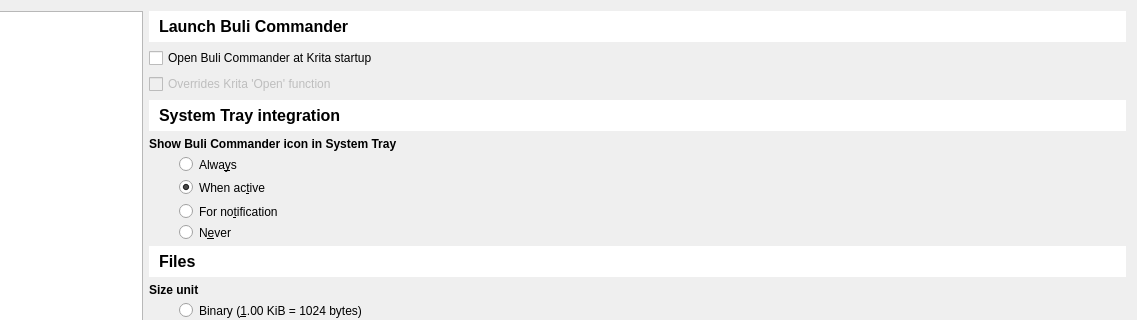
Above: bulicommander/bulicommander/bc/resources/bcsettings.ui from Grum999/BuliCommander before the change; both pictures show x 93 to 1230 and y 0 to 320 of the 1230 by 840 pixel window. Below: the same form after it.
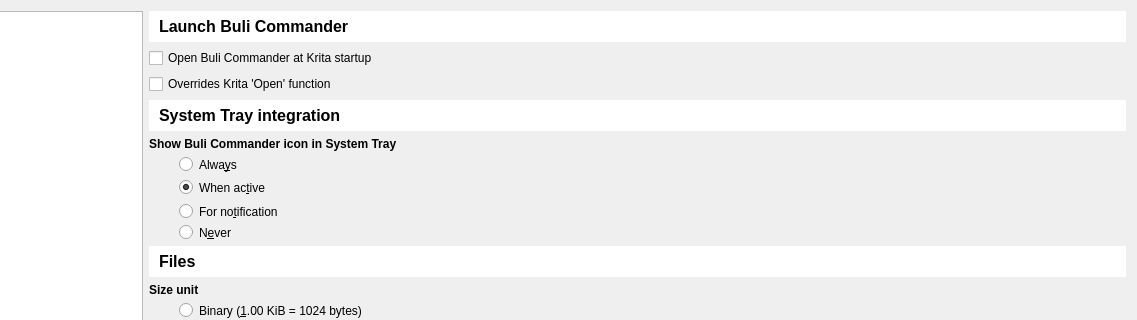
That is the form after the change. Icons and pictures are not drawn. Custom widgets are drawn as their Qt base class.

Commit message:
Implement override krita open file dialog
Option to replace krita's "Open file" dialog is implemented, but can be
activated only with Krita 5.0.0

```diff
--- a/bulicommander/bulicommander/bc/resources/bcsettings.ui
+++ b/bulicommander/bulicommander/bc/resources/bcsettings.ui
@@ -286,7 +286,7 @@
              <item row="2" column="0" colspan="3">
               <widget class="QCheckBox" name="cbCGLaunchReplaceOpenDb">
                <property name="enabled">
-                <bool>false</bool>
+                <bool>true</bool>
                </property>
                <property name="toolTip">
                 <string>If checked, Krita's Open dialog box is replaced by BuliCommanded</string>
```
Left out of the diff: 2 changed lines with no effect on the pictures. The commit also changes 2 other files.
